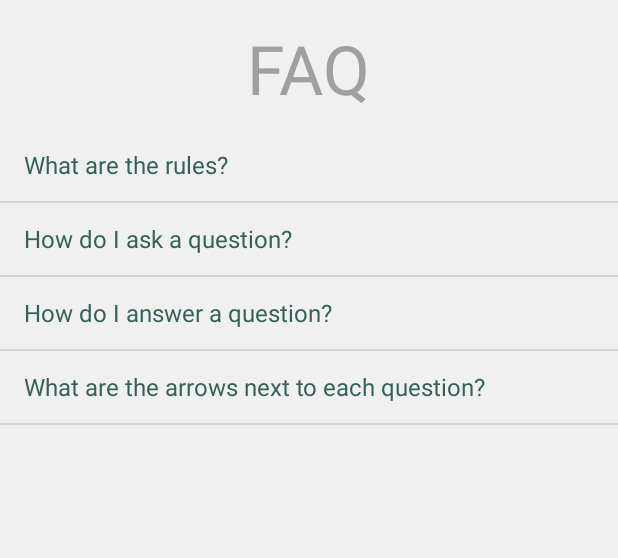
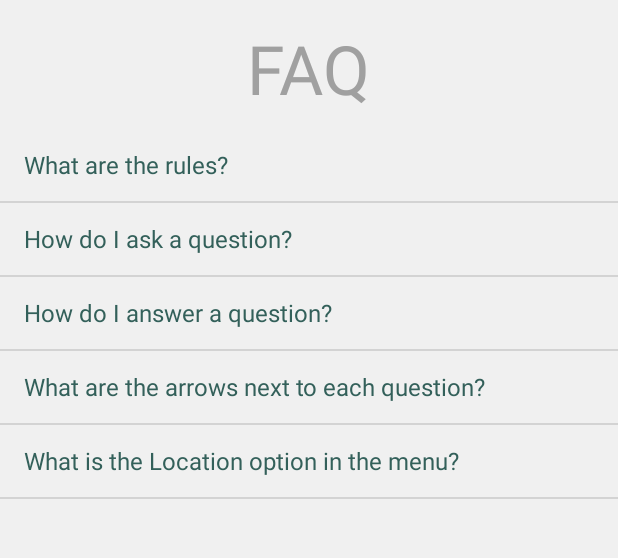
Before and after one commit to makoto0610/Mobster, an Android app: the fragment RulesFragment placed in its activity, on a phone screen of 412 x 824 dp, the part 84-642 px from its top. Run offline under Robolectric (Android 15) with nearby library versions, the phone set to English and light mode, and no system bars; our stand-ins replace Firebase (no records; nobody signed in at launch, a user with empty details on screens opened directly); libraries missing offline, so code that uses them is left out: com.github.mikephil.charting.

Commit message:
Updated FAQ

```diff
--- a/Mobster/app/src/main/java/com/the_great_amoeba/mobster/RulesFragment.java
+++ b/Mobster/app/src/main/java/com/the_great_amoeba/mobster/RulesFragment.java
@@ -63,5 +63,7 @@ public class RulesFragment extends Fragment {
                 ", choosing the option(s) that you want, and then pressing 'Submit'.");
         map.put(3, "You can upvote a question if you think it's interesting and want it to "
                 + "gain visibility.");
+        map.put(4, "If you you allow Mobster access to your location, you will be able to "
+            + "view questions near your geographical location.");
     }
 }
--- a/Mobster/app/src/main/res/values/strings.xml
+++ b/Mobster/app/src/main/res/values/strings.xml
@@ -5,6 +5,7 @@
         <item>How do I ask a question? </item>
         <item>How do I answer a question? </item>
         <item>What are the arrows next to each question? </item>
+        <item>What is the Location option in the menu?</item>
     </string-array>
     <string name="AUTH_TAG">AUTH></string>
     <string name="AUTH_FAIL">AUTH_FAILED></string>
```
